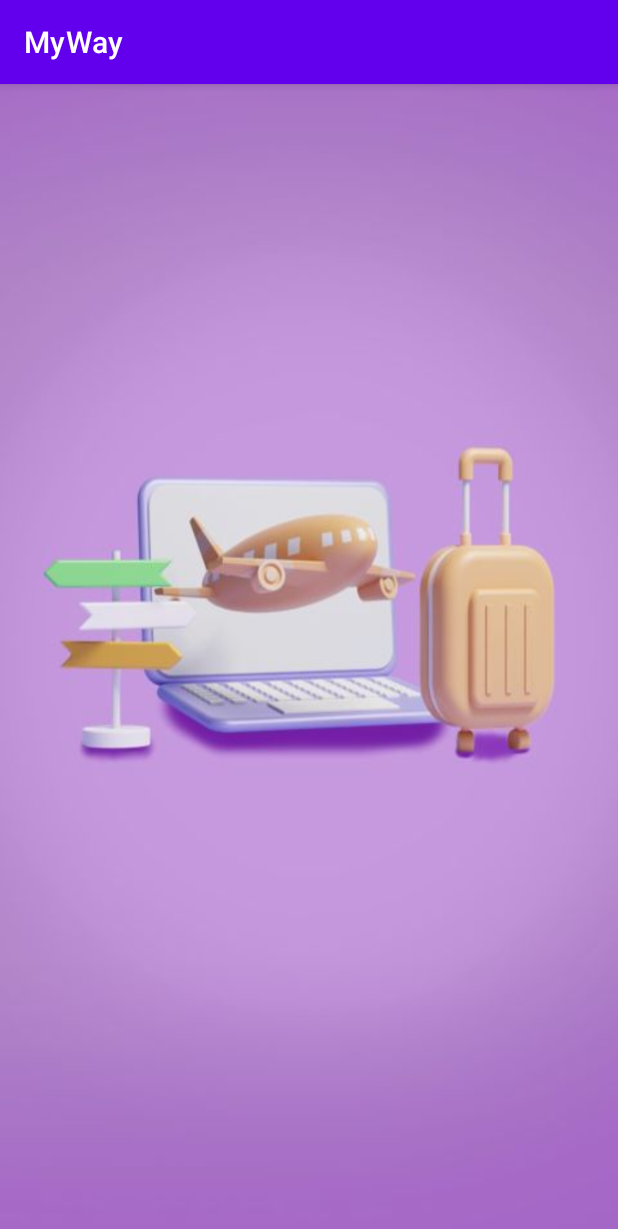
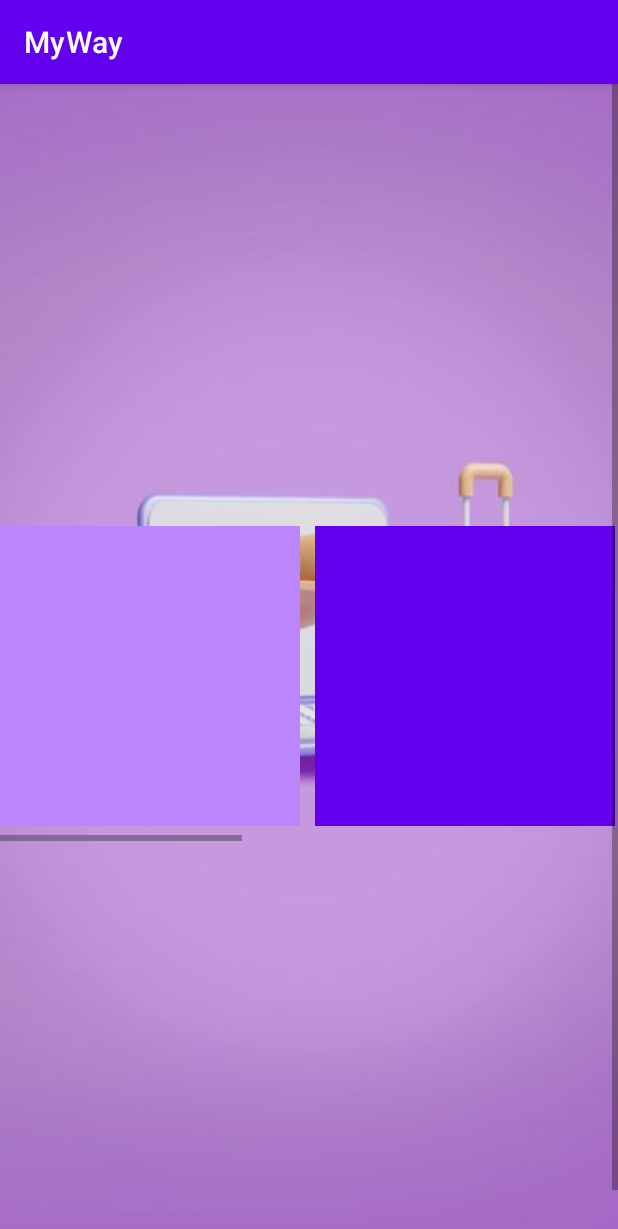
Before and after one commit to TomatoAlien/MyWay, an Android app: the pagina_principal screen opened directly, with no data from a screen before it, on a phone screen of 412 x 824 dp. Shown: the top 1229 px of the screen. Run offline under Robolectric (Android 15) with nearby library versions, the phone set to English and light mode, and no system bars.

Commit message:
signup y pagina de inicio funcionando, boton start funcionando iconos y hint scroll

```diff
--- a/app/src/main/res/layout/activity_pagina_principal.xml
+++ b/app/src/main/res/layout/activity_pagina_principal.xml
@@ -1,10 +1,72 @@
 <?xml version="1.0" encoding="utf-8"?>
-<androidx.constraintlayout.widget.ConstraintLayout xmlns:android="http://schemas.android.com/apk/res/android"
+
+<ScrollView
+    xmlns:android="http://schemas.android.com/apk/res/android"
     xmlns:app="http://schemas.android.com/apk/res-auto"
     xmlns:tools="http://schemas.android.com/tools"
     android:layout_width="match_parent"
     android:layout_height="match_parent"
+    android:fillViewport="true">
+
+<LinearLayout
+    android:layout_width="match_parent"
+    android:layout_height="match_parent"
     android:background="@drawable/backk"
-    tools:context=".pagina_principal">
+    tools:context=".pagina_principal"
+    android:gravity="center"
+    android:orientation="vertical">
 
-</androidx.constraintlayout.widget.ConstraintLayout>
+    <HorizontalScrollView
+        android:layout_width="match_parent"
+        android:layout_height="wrap_content">
+
+    <LinearLayout
+        android:layout_width="match_parent"
+        android:layout_height="210dp"
+        android:orientation="horizontal">
+
+        <View
+            android:layout_width="200dp"
+            android:layout_height="200dp"
+            android:layout_marginRight="10dp"
+            android:background="@color/purple_200"
+            tools:layout_editor_absoluteX="0dp"
+            tools:layout_editor_absoluteY="377dp" />
+
+        <View
+            android:layout_width="200dp"
+            android:layout_height="200dp"
+            android:layout_marginRight="10dp"
+            android:background="@color/purple_500"
+            tools:layout_editor_absoluteX="0dp"
+            tools:layout_editor_absoluteY="377dp" />
+
+        <View
+            android:layout_width="200dp"
+            android:layout_height="200dp"
+            android:layout_marginRight="10dp"
+            android:background="@color/purple_700"
+            tools:layout_editor_absoluteX="0dp"
+            tools:layout_editor_absoluteY="377dp" />
+
+        <View
+            android:layout_width="200dp"
+            android:layout_height="200dp"
+            android:layout_marginRight="10dp"
+            android:background="@color/white"
+            tools:layout_editor_absoluteX="0dp"
+            tools:layout_editor_absoluteY="377dp" />
+
+        <View
+            android:layout_width="200dp"
+            android:layout_height="200dp"
+            android:layout_marginRight="10dp"
+            android:background="@color/black"
+            tools:layout_editor_absoluteX="0dp"
+            tools:layout_editor_absoluteY="377dp" />
+
+    </LinearLayout>
+    </HorizontalScrollView>
+
+</LinearLayout>
+</ScrollView>
```
